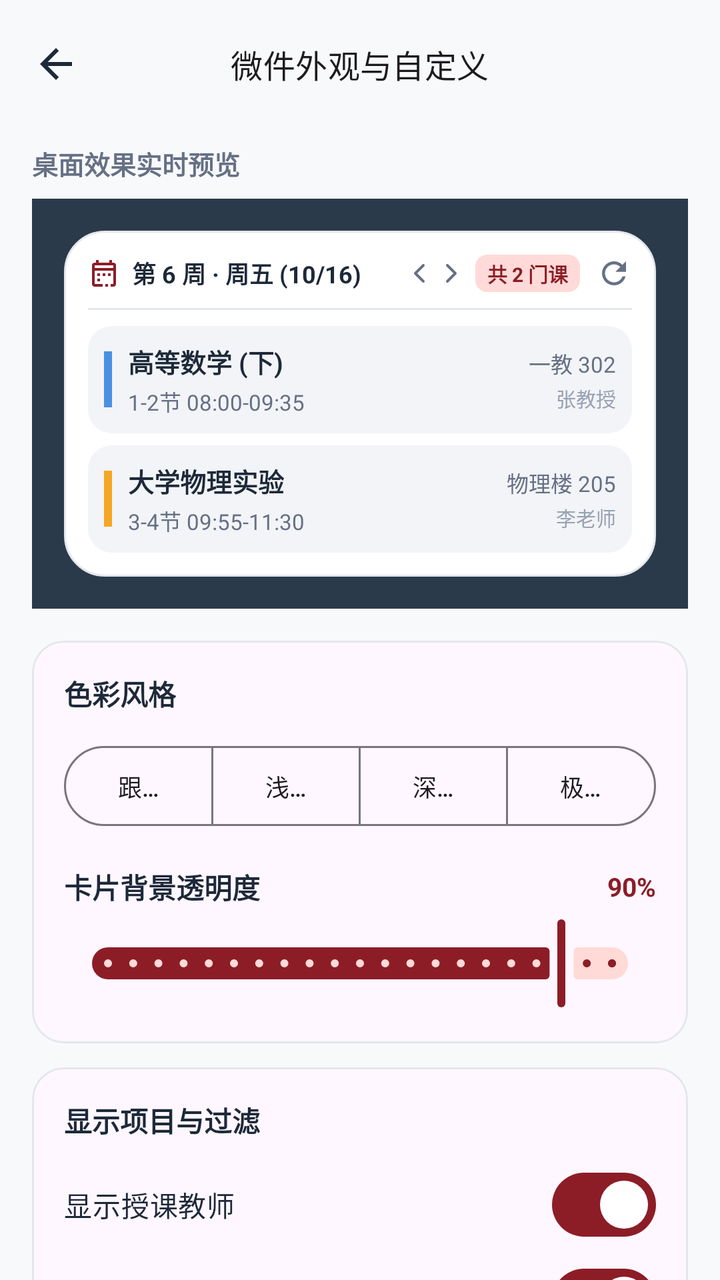
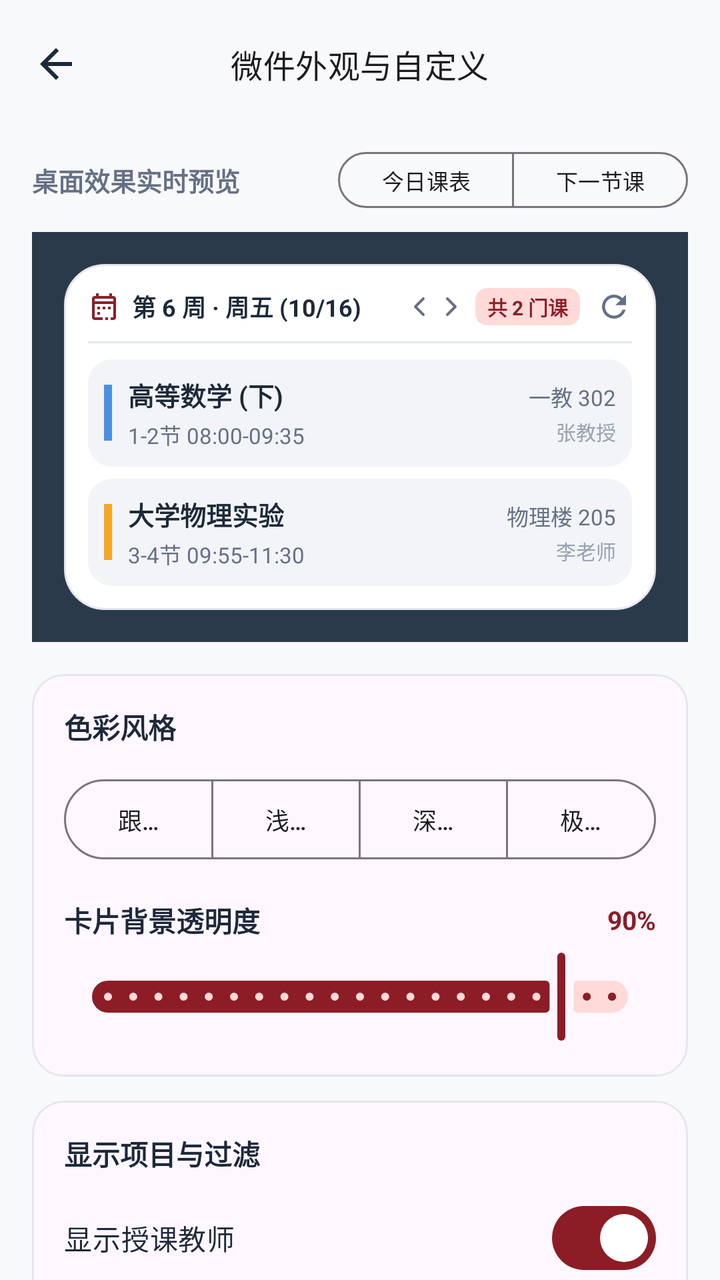

Two renders of the same Android screen: before a commit and after it. Below are the layout's source before the change and the commit's diff.
<!-- AndroidManifest.xml: activity theme Theme.UsstJwgl -->
<!-- res/layout/activity_today_schedule_widget_config.xml -->
<?xml version="1.0" encoding="utf-8"?>
<androidx.coordinatorlayout.widget.CoordinatorLayout xmlns:android="http://schemas.android.com/apk/res/android"
    xmlns:app="http://schemas.android.com/apk/res-auto"
    xmlns:tools="http://schemas.android.com/tools"
    android:layout_width="match_parent"
    android:layout_height="match_parent"
    android:background="@color/background"
    android:fitsSystemWindows="true">

    <com.google.android.material.appbar.AppBarLayout
        android:layout_width="match_parent"
        android:layout_height="wrap_content"
        android:background="@android:color/transparent"
        app:elevation="0dp">

        <com.google.android.material.appbar.MaterialToolbar
            android:id="@+id/toolbar"
            android:layout_width="match_parent"
            android:layout_height="?attr/actionBarSize"
            app:navigationIcon="@drawable/ic_arrow_back"
            app:title="微件外观与自定义"
            app:titleCentered="true"
            app:titleTextAppearance="@style/TextAppearance.Material3.TitleMedium" />

    </com.google.android.material.appbar.AppBarLayout>

    <androidx.core.widget.NestedScrollView
        android:layout_width="match_parent"
        android:layout_height="match_parent"
        android:fillViewport="true"
        app:layout_behavior="@string/appbar_scrolling_view_behavior">

        <LinearLayout
            android:layout_width="match_parent"
            android:layout_height="wrap_content"
            android:orientation="vertical"
            android:paddingHorizontal="16dp"
            android:paddingBottom="32dp">

            
            <TextView
                android:layout_width="wrap_content"
                android:layout_height="wrap_content"
                android:layout_marginTop="8dp"
                android:layout_marginBottom="8dp"
                android:text="桌面效果实时预览"
                android:textColor="@color/text_secondary"
                android:textSize="13sp"
                android:textStyle="bold" />

            
            <FrameLayout
                android:id="@+id/flPreviewWallpaper"
                android:layout_width="match_parent"
                android:layout_height="wrap_content"
                android:background="#2B3A4A"
                android:padding="16dp">

                
                <LinearLayout
                    android:id="@+id/llPreviewWidgetCard"
                    android:layout_width="match_parent"
                    android:layout_height="wrap_content"
                    android:background="@drawable/bg_widget_container"
                    android:orientation="vertical"
                    android:padding="12dp">

                    
                    <LinearLayout
                        android:layout_width="match_parent"
                        android:layout_height="wrap_content"
                        android:gravity="center_vertical"
                        android:orientation="horizontal">

                        <ImageView
                            android:id="@+id/ivPreviewIcon"
                            android:layout_width="16dp"
                            android:layout_height="16dp"
                            android:src="@drawable/ic_nav_timetable"
                            app:tint="@color/primary" />

                        <TextView
                            android:id="@+id/tvPreviewHeaderDate"
                            android:layout_width="0dp"
                            android:layout_height="wrap_content"
                            android:layout_marginStart="6dp"
                            android:layout_weight="1"
                            android:text="第 6 周 · 周五 (10/16)"
                            android:textColor="@color/text_primary"
                            android:textSize="12sp"
                            android:textStyle="bold" />

                        <LinearLayout
                            android:id="@+id/llPreviewDateNav"
                            android:layout_width="wrap_content"
                            android:layout_height="wrap_content"
                            android:gravity="center_vertical"
                            android:orientation="horizontal">

                            <ImageView
                                android:id="@+id/ivPreviewPrevDay"
                                android:layout_width="16dp"
                                android:layout_height="16dp"
                                android:src="@drawable/ic_chevron_left"
                                app:tint="@color/text_secondary" />

                            <ImageView
                                android:id="@+id/ivPreviewNextDay"
                                android:layout_width="16dp"
                                android:layout_height="16dp"
                                android:src="@drawable/ic_chevron_right"
                                app:tint="@color/text_secondary" />
                        </LinearLayout>

                        <TextView
                            android:id="@+id/tvPreviewStatusBadge"
                            android:layout_width="wrap_content"
                            android:layout_height="wrap_content"
                            android:layout_marginStart="4dp"
                            android:layout_marginEnd="8dp"
                            android:background="@drawable/bg_widget_badge"
                            android:paddingHorizontal="6dp"
                            android:paddingVertical="2dp"
                            android:text="共 2 门课"
                            android:textColor="@color/badge_text"
                            android:textSize="10sp"
                            android:textStyle="bold" />

                        <ImageView
                            android:id="@+id/ivPreviewRefresh"
                            android:layout_width="18dp"
                            android:layout_height="18dp"
                            android:src="@drawable/ic_refresh"
                            app:tint="@color/text_secondary" />
                    </LinearLayout>

                    <View
                        android:id="@+id/viewPreviewDivider"
                        android:layout_width="match_parent"
                        android:layout_height="1dp"
                        android:layout_marginTop="8dp"
                        android:layout_marginBottom="8dp"
                        android:background="@color/border" />

                    
                    <LinearLayout
                        android:layout_width="match_parent"
                        android:layout_height="wrap_content"
                        android:background="@drawable/bg_widget_item"
                        android:gravity="center_vertical"
                        android:orientation="horizontal"
                        android:padding="8dp">

                        <View
                            android:layout_width="4dp"
                            android:layout_height="28dp"
                            android:background="#4A90E2" />

                        <LinearLayout
                            android:layout_width="0dp"
                            android:layout_height="wrap_content"
                            android:layout_marginStart="8dp"
                            android:layout_weight="1"
                            android:orientation="vertical">

                            <TextView
                                android:id="@+id/tvPreviewCourse1Name"
                                android:layout_width="wrap_content"
                                android:layout_height="wrap_content"
                                android:text="高等数学 (下)"
                                android:textColor="@color/text_primary"
                                android:textSize="13sp"
                                android:textStyle="bold" />

                            <TextView
                                android:id="@+id/tvPreviewCourse1Time"
                                android:layout_width="wrap_content"
                                android:layout_height="wrap_content"
                                android:layout_marginTop="2dp"
                                android:text="1-2节 08:00-09:35"
                                android:textColor="@color/text_secondary"
                                android:textSize="11sp" />
                        </LinearLayout>

                        <LinearLayout
                            android:layout_width="wrap_content"
                            android:layout_height="wrap_content"
                            android:gravity="end"
                            android:orientation="vertical">

                            <TextView
                                android:id="@+id/tvPreviewCourse1Room"
                                android:layout_width="wrap_content"
                                android:layout_height="wrap_content"
                                android:text="一教 302"
                                android:textColor="@color/text_secondary"
                                android:textSize="11sp" />

                            <TextView
                                android:id="@+id/tvPreviewCourse1Teacher"
                                android:layout_width="wrap_content"
                                android:layout_height="wrap_content"
                                android:layout_marginTop="2dp"
                                android:text="张教授"
                                android:textColor="@color/text_tertiary"
                                android:textSize="10sp" />
                        </LinearLayout>
                    </LinearLayout>

                    
                    <LinearLayout
                        android:layout_width="match_parent"
                        android:layout_height="wrap_content"
                        android:layout_marginTop="6dp"
                        android:background="@drawable/bg_widget_item"
                        android:gravity="center_vertical"
                        android:orientation="horizontal"
                        android:padding="8dp">

                        <View
                            android:layout_width="4dp"
                            android:layout_height="28dp"
                            android:background="#F5A623" />

                        <LinearLayout
                            android:layout_width="0dp"
                            android:layout_height="wrap_content"
                            android:layout_marginStart="8dp"
                            android:layout_weight="1"
                            android:orientation="vertical">

                            <TextView
                                android:id="@+id/tvPreviewCourse2Name"
                                android:layout_width="wrap_content"
                                android:layout_height="wrap_content"
                                android:text="大学物理实验"
                                android:textColor="@color/text_primary"
                                android:textSize="13sp"
                                android:textStyle="bold" />

                            <TextView
                                android:id="@+id/tvPreviewCourse2Time"
                                android:layout_width="wrap_content"
                                android:layout_height="wrap_content"
                                android:layout_marginTop="2dp"
                                android:text="3-4节 09:55-11:30"
                                android:textColor="@color/text_secondary"
                                android:textSize="11sp" />
                        </LinearLayout>

                        <LinearLayout
                            android:layout_width="wrap_content"
                            android:layout_height="wrap_content"
                            android:gravity="end"
                            android:orientation="vertical">

                            <TextView
                                android:id="@+id/tvPreviewCourse2Room"
                                android:layout_width="wrap_content"
                                android:layout_height="wrap_content"
                                android:text="物理楼 205"
                                android:textColor="@color/text_secondary"
                                android:textSize="11sp" />

                            <TextView
                                android:id="@+id/tvPreviewCourse2Teacher"
                                android:layout_width="wrap_content"
                                android:layout_height="wrap_content"
                                android:layout_marginTop="2dp"
                                android:text="李老师"
                                android:textColor="@color/text_tertiary"
                                android:textSize="10sp" />
                        </LinearLayout>
                    </LinearLayout>

                </LinearLayout>

            </FrameLayout>

            
            <com.google.android.material.card.MaterialCardView
                android:layout_width="match_parent"
                android:layout_height="wrap_content"
                android:layout_marginTop="16dp"
                app:cardCornerRadius="16dp"
                app:cardElevation="0dp"
                app:strokeColor="@color/border">

                <LinearLayout
                    android:layout_width="match_parent"
                    android:layout_height="wrap_content"
                    android:orientation="vertical"
                    android:padding="16dp">

                    <TextView
                        android:layout_width="wrap_content"
                        android:layout_height="wrap_content"
                        android:text="色彩风格"
                        android:textColor="@color/text_primary"
                        android:textSize="14sp"
                        android:textStyle="bold" />

                    <com.google.android.material.button.MaterialButtonToggleGroup
                        android:id="@+id/toggleThemeMode"
                        android:layout_width="match_parent"
                        android:layout_height="wrap_content"
                        android:layout_marginTop="12dp"
                        app:singleSelection="true">

                        <com.google.android.material.button.MaterialButton
                            android:id="@+id/btnThemeAuto"
                            style="?attr/materialButtonOutlinedStyle"
                            android:layout_width="0dp"
                            android:layout_height="wrap_content"
                            android:layout_weight="1"
                            android:text="跟随系统"
                            android:textSize="12sp" />

                        <com.google.android.material.button.MaterialButton
                            android:id="@+id/btnThemeLight"
                            style="?attr/materialButtonOutlinedStyle"
                            android:layout_width="0dp"
                            android:layout_height="wrap_content"
                            android:layout_weight="1"
                            android:text="浅色明亮"
                            android:textSize="12sp" />

                        <com.google.android.material.button.MaterialButton
                            android:id="@+id/btnThemeDark"
                            style="?attr/materialButtonOutlinedStyle"
                            android:layout_width="0dp"
                            android:layout_height="wrap_content"
                            android:layout_weight="1"
                            android:text="深色暗黑"
                            android:textSize="12sp" />

                        <com.google.android.material.button.MaterialButton
                            android:id="@+id/btnThemeTransparent"
                            style="?attr/materialButtonOutlinedStyle"
                            android:layout_width="0dp"
                            android:layout_height="wrap_content"
                            android:layout_weight="1"
                            android:text="极简全透"
                            android:textSize="12sp" />

                    </com.google.android.material.button.MaterialButtonToggleGroup>

                    <LinearLayout
                        android:layout_width="match_parent"
                        android:layout_height="wrap_content"
                        android:layout_marginTop="16dp"
                        android:gravity="center_vertical"
                        android:orientation="horizontal">

                        <TextView
                            android:layout_width="0dp"
                            android:layout_height="wrap_content"
                            android:layout_weight="1"
                            android:text="卡片背景透明度"
                            android:textColor="@color/text_primary"
                            android:textSize="14sp"
                            android:textStyle="bold" />

                        <TextView
                            android:id="@+id/tvAlphaValue"
                            android:layout_width="wrap_content"
                            android:layout_height="wrap_content"
                            android:text="90%"
                            android:textColor="@color/primary"
                            android:textSize="13sp"
                            android:textStyle="bold" />
                    </LinearLayout>

                    <com.google.android.material.slider.Slider
                        android:id="@+id/sliderAlpha"
                        android:layout_width="match_parent"
                        android:layout_height="wrap_content"
                        android:layout_marginTop="4dp"
                        android:stepSize="5.0"
                        android:value="90.0"
                        android:valueFrom="0.0"
                        android:valueTo="100.0" />

                </LinearLayout>

            </com.google.android.material.card.MaterialCardView>

            
            <com.google.android.material.card.MaterialCardView
                android:layout_width="match_parent"
                android:layout_height="wrap_content"
                android:layout_marginTop="12dp"
                app:cardCornerRadius="16dp"
                app:cardElevation="0dp"
                app:strokeColor="@color/border">

                <LinearLayout
                    android:layout_width="match_parent"
                    android:layout_height="wrap_content"
                    android:orientation="vertical"
                    android:padding="16dp">

                    <TextView
                        android:layout_width="wrap_content"
                        android:layout_height="wrap_content"
                        android:layout_marginBottom="8dp"
                        android:text="显示项目与过滤"
                        android:textColor="@color/text_primary"
                        android:textSize="14sp"
                        android:textStyle="bold" />

                    <com.google.android.material.materialswitch.MaterialSwitch
                        android:id="@+id/switchShowTeacher"
                        android:layout_width="match_parent"
                        android:layout_height="wrap_content"
                        android:checked="true"
                        android:text="显示授课教师"
                        android:textColor="@color/text_primary" />

                    <com.google.android.material.materialswitch.MaterialSwitch
                        android:id="@+id/switchShowRoom"
                        android:layout_width="match_parent"
                        android:layout_height="wrap_content"
                        android:checked="true"
                        android:text="显示上课地点与教室"
                        android:textColor="@color/text_primary" />

                    <com.google.android.material.materialswitch.MaterialSwitch
                        android:id="@+id/switchShowTimeRange"
                        android:layout_width="match_parent"
                        android:layout_height="wrap_content"
                        android:checked="true"
                        android:text="显示具体起止时间 (如 08:00-09:35)"
                        android:textColor="@color/text_primary" />

                    <com.google.android.material.materialswitch.MaterialSwitch
                        android:id="@+id/switchHidePastCourses"
                        android:layout_width="match_parent"
                        android:layout_height="wrap_content"
                        android:checked="false"
                        android:text="自动隐藏今天已结束的课程"
                        android:textColor="@color/text_primary" />

                    <com.google.android.material.materialswitch.MaterialSwitch
                        android:id="@+id/switchAllowDateSwitching"
                        android:layout_width="match_parent"
                        android:layout_height="wrap_content"
                        android:checked="true"
                        android:text="在微件顶部显示翻页箭头 (切换前一天/后一天)"
                        android:textColor="@color/text_primary" />

                </LinearLayout>

            </com.google.android.material.card.MaterialCardView>

            
            <com.google.android.material.button.MaterialButton
                android:id="@+id/btnSave"
                android:layout_width="match_parent"
                android:layout_height="50dp"
                android:layout_marginTop="20dp"
                android:text="保存并应用微件"
                android:textSize="15sp"
                app:cornerRadius="12dp" />

        </LinearLayout>

    </androidx.core.widget.NestedScrollView>

</androidx.coordinatorlayout.widget.CoordinatorLayout>
<!-- resources referenced by this layout -->
<resources>
  <color name="background">#F8F9FA</color>
  <color name="badge_text">#8C1D27</color>
  <color name="border">#E4E7EC</color>
  <color name="primary">#8C1D27</color>
  <color name="text_primary">#1D2939</color>
  <color name="text_secondary">#667085</color>
  <color name="text_tertiary">#98A2B3</color>
  <!-- drawable bg_widget_badge (drawable) -->
  <?xml version="1.0" encoding="utf-8"?>
  <shape xmlns:android="http://schemas.android.com/apk/res/android"
      android:shape="rectangle">
      <corners android:radius="6dp" />
      <solid android:color="@color/badge_bg" />
  </shape>
  <!-- drawable bg_widget_container (drawable) -->
  <?xml version="1.0" encoding="utf-8"?>
  <shape xmlns:android="http://schemas.android.com/apk/res/android"
      android:shape="rectangle">
      <corners android:radius="20dp" />
      <solid android:color="@color/surface" />
      <stroke
          android:width="1dp"
          android:color="@color/border" />
  </shape>
  <!-- drawable bg_widget_item (drawable) -->
  <?xml version="1.0" encoding="utf-8"?>
  <shape xmlns:android="http://schemas.android.com/apk/res/android"
      android:shape="rectangle">
      <corners android:radius="12dp" />
      <solid android:color="@color/surface_variant" />
  </shape>
  <!-- drawable ic_arrow_back (drawable) -->
  <vector xmlns:android="http://schemas.android.com/apk/res/android"
      android:width="24dp"
      android:height="24dp"
      android:viewportWidth="24"
      android:viewportHeight="24">
    <path
        android:fillColor="@color/text_primary"
        android:pathData="M20,11H7.83l5.59,-5.59L12,4l-8,8 8,8 1.41,-1.41L7.83,13H20v-2z"/>
  </vector>
  <!-- drawable ic_chevron_left (drawable) -->
  <vector xmlns:android="http://schemas.android.com/apk/res/android"
      android:width="24dp"
      android:height="24dp"
      android:viewportWidth="24"
      android:viewportHeight="24">
      <path
          android:fillColor="#00000000"
          android:pathData="M15,6L9,12L15,18"
          android:strokeColor="#FF000000"
          android:strokeLineCap="round"
          android:strokeLineJoin="round"
          android:strokeWidth="2.0" />
  </vector>
  <!-- drawable ic_chevron_right (drawable) -->
  <vector xmlns:android="http://schemas.android.com/apk/res/android"
      android:width="24dp"
      android:height="24dp"
      android:viewportWidth="24"
      android:viewportHeight="24">
      <path
          android:fillColor="#00000000"
          android:pathData="M9,6L15,12L9,18"
          android:strokeColor="#FF000000"
          android:strokeLineCap="round"
          android:strokeLineJoin="round"
          android:strokeWidth="2.0" />
  </vector>
  <color name="badge_bg">#FFDAD8</color>
  <color name="surface">#FFFFFF</color>
  <color name="surface_variant">#F2F4F7</color>
  <color name="on_primary">#FFFFFF</color>
  <color name="primary_container">#FFDAD8</color>
  <color name="on_primary_container">#3B080E</color>
  <color name="secondary">#775654</color>
  <color name="secondary_container">#FFDAD7</color>
  <color name="on_secondary_container">#2C1514</color>
  <!-- unchanged entries left out for length: 3 -->
</resources>

<!-- the commit's change to res/layout/activity_today_schedule_widget_config.xml (unified diff, before → after) -->
@@ -38,15 +38,50 @@
             android:paddingBottom="32dp">
 
             
-            <TextView
-                android:layout_width="wrap_content"
+            <LinearLayout
+                android:layout_width="match_parent"
                 android:layout_height="wrap_content"
+                android:gravity="center_vertical"
+                android:orientation="horizontal"
                 android:layout_marginTop="8dp"
-                android:layout_marginBottom="8dp"
-                android:text="桌面效果实时预览"
-                android:textColor="@color/text_secondary"
-                android:textSize="13sp"
-                android:textStyle="bold" />
+                android:layout_marginBottom="8dp">
+
+                <TextView
+                    android:layout_width="0dp"
+                    android:layout_height="wrap_content"
+                    android:layout_weight="1"
+                    android:text="桌面效果实时预览"
+                    android:textColor="@color/text_secondary"
+                    android:textSize="13sp"
+                    android:textStyle="bold" />
+
+                <com.google.android.material.button.MaterialButtonToggleGroup
+                    android:id="@+id/togglePreviewType"
+                    android:layout_width="wrap_content"
+                    android:layout_height="wrap_content"
+                    app:singleSelection="true">
+
+                    <com.google.android.material.button.MaterialButton
+                        android:id="@+id/btnPreviewToday"
+                        style="?attr/materialButtonOutlinedStyle"
+                        android:layout_width="wrap_content"
+                        android:layout_height="36dp"
+                        android:paddingHorizontal="10dp"
+                        android:text="今日课表"
+                        android:textSize="11sp" />
+
+                    <com.google.android.material.button.MaterialButton
+                        android:id="@+id/btnPreviewNext"
+                        style="?attr/materialButtonOutlinedStyle"
+                        android:layout_width="wrap_content"
+                        android:layout_height="36dp"
+                        android:paddingHorizontal="10dp"
+                        android:text="下一节课"
+                        android:textSize="11sp" />
+
+                </com.google.android.material.button.MaterialButtonToggleGroup>
+
+            </LinearLayout>
 
             
             <FrameLayout
@@ -275,6 +310,101 @@
 
                 </LinearLayout>
 
+                
+                <LinearLayout
+                    android:id="@+id/llPreviewNextCourseCard"
+                    android:layout_width="match_parent"
+                    android:layout_height="wrap_content"
+                    android:background="@drawable/bg_widget_container"
+                    android:orientation="vertical"
+                    android:padding="12dp"
+                    android:visibility="gone">
+
+                    <LinearLayout
+                        android:layout_width="match_parent"
+                        android:layout_height="wrap_content"
+                        android:gravity="center_vertical"
+                        android:orientation="horizontal">
+
+                        <TextView
+                            android:id="@+id/tvPreviewNextBadge"
+                            android:layout_width="0dp"
+                            android:layout_height="wrap_content"
+                            android:layout_weight="1"
+                            android:text="下一节课 · 25分钟后"
+                            android:textColor="@color/primary"
+                            android:textSize="11sp"
+                            android:textStyle="bold" />
+
+                        <ImageView
+                            android:layout_width="18dp"
+                            android:layout_height="18dp"
+                            android:src="@drawable/ic_refresh"
+                            app:tint="@color/text_secondary" />
+                    </LinearLayout>
+
+                    <View
+                        android:id="@+id/viewPreviewNextDivider"
+                        android:layout_width="match_parent"
+                        android:layout_height="1dp"
+                        android:layout_marginTop="6dp"
+                        android:layout_marginBottom="8dp"
+                        android:background="@color/border" />
+
+                    <TextView
+                        android:id="@+id/tvPreviewNextCourseName"
+                        android:layout_width="match_parent"
+                        android:layout_height="wrap_content"
+                        android:text="高等数学 (下)"
+                        android:textColor="@color/text_primary"
+                        android:textSize="15sp"
+                        android:textStyle="bold" />
+
+                    <LinearLayout
+                        android:id="@+id/llPreviewNextRoomRow"
+                        android:layout_width="match_parent"
+                        android:layout_height="wrap_content"
+                        android:layout_marginTop="6dp"
+                        android:gravity="center_vertical"
+                        android:orientation="horizontal">
+
+                        <ImageView
+                            android:layout_width="14dp"
+                            android:layout_height="14dp"
+                            android:src="@drawable/ic_location"
+                            app:tint="@color/primary" />
+
+                        <TextView
+                            android:id="@+id/tvPreviewNextRoom"
+                            android:layout_width="wrap_content"
+                            android:layout_height="wrap_content"
+                            android:layout_marginStart="4dp"
+                            android:text="一教 302"
+                            android:textColor="@color/primary"
+                            android:textSize="13sp"
+                            android:textStyle="bold" />
+                    </LinearLayout>
+
+                    <TextView
+                        android:id="@+id/tvPreviewNextTime"
+                        android:layout_width="match_parent"
+                        android:layout_height="wrap_content"
+                        android:layout_marginTop="4dp"
+                        android:text="1-2节 08:00-09:35"
+                        android:textColor="@color/text_secondary"
+                        android:textSize="11sp" />
+
+                    <TextView
+                        android:id="@+id/tvPreviewNextTeacher"
+                        android:layout_width="match_parent"
+                        android:layout_height="wrap_content"
+                        android:layout_marginTop="2dp"
+                        android:text="主讲: 张教授"
+                        android:textColor="@color/text_tertiary"
+                        android:textSize="10sp" />
+
+                </LinearLayout>
+
             </FrameLayout>
 
             
@@ -447,6 +577,14 @@
                         android:layout_height="wrap_content"
                         android:checked="true"
                         android:text="在微件顶部显示翻页箭头 (切换前一天/后一天)"
+                        android:textColor="@color/text_primary" />
+
+                    <com.google.android.material.materialswitch.MaterialSwitch
+                        android:id="@+id/switchShowBorder"
+                        android:layout_width="match_parent"
+                        android:layout_height="wrap_content"
+                        android:checked="true"
+                        android:text="开启微件精致描边 (增强各种桌面壁纸辨识度)"
                         android:textColor="@color/text_primary" />
 
                 </LinearLayout>
<!-- resource entries referenced after the edit -->
@@ -69,6 +69,16 @@
           android:strokeLineJoin="round"
           android:strokeWidth="2.0" />
   </vector>
+  <!-- drawable ic_location (drawable) -->
+  <vector xmlns:android="http://schemas.android.com/apk/res/android"
+      android:width="24dp"
+      android:height="24dp"
+      android:viewportWidth="24"
+      android:viewportHeight="24">
+      <path
+          android:fillColor="#FF000000"
+          android:pathData="M12,2C8.13,2 5,5.13 5,9c0,5.25 7,13 7,13s7,-7.75 7,-13c0,-3.87 -3.13,-7 -7,-7zM12,11.5c-1.38,0 -2.5,-1.12 -2.5,-2.5s1.12,-2.5 2.5,-2.5 2.5,1.12 2.5,2.5 -1.12,2.5 -2.5,2.5z" />
+  </vector>
   <color name="badge_bg">#FFDAD8</color>
   <color name="surface">#FFFFFF</color>
   <color name="surface_variant">#F2F4F7</color>
